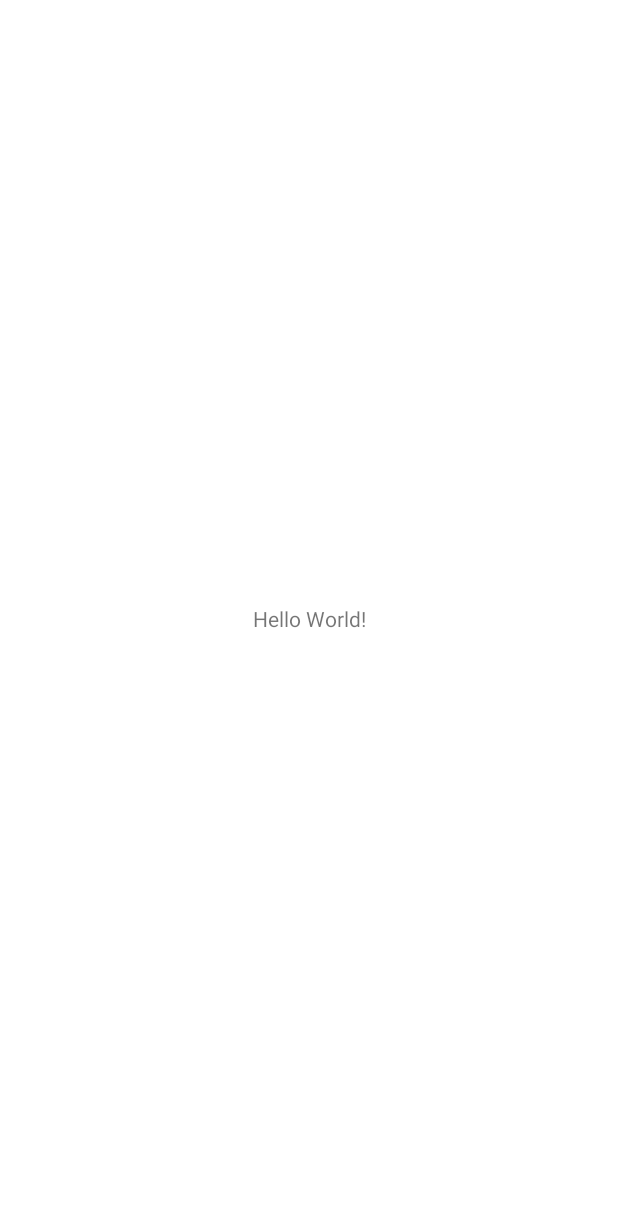
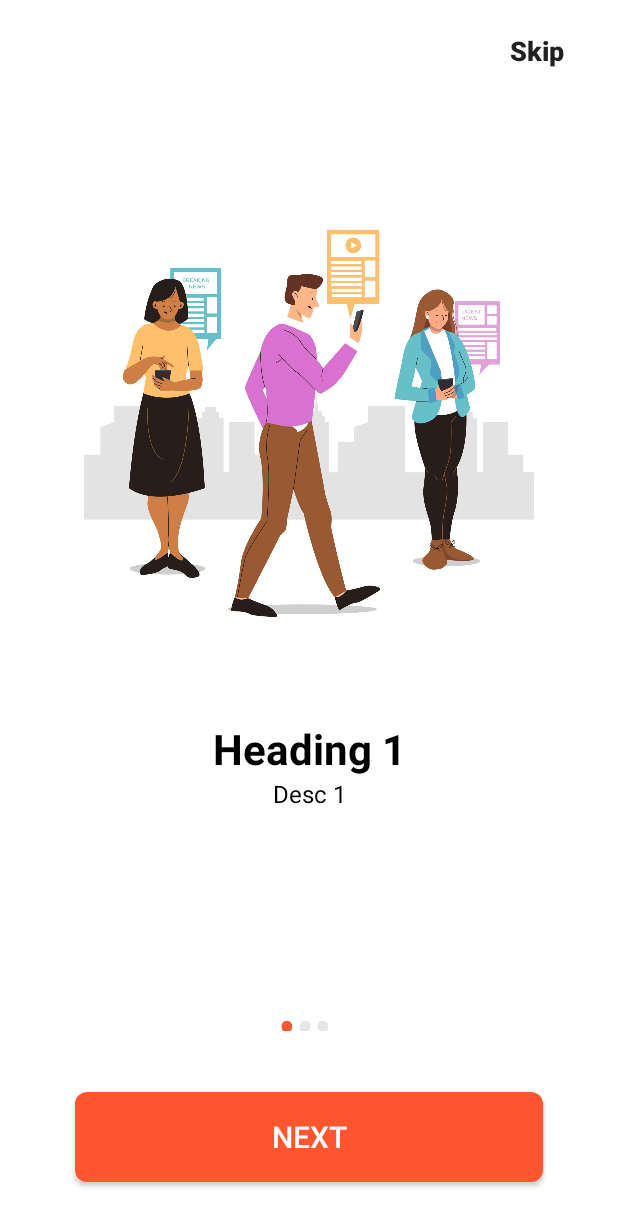
Before and after one commit to abhi-j/fortune_news_app, an Android app: the screen it shows after launch (MainActivity before the commit, SplashScreen after it), on a phone screen of 412 x 824 dp. Before the commit the part shown is almost empty. Shown: the top 1226 px of the screen. Run offline under Robolectric (Android 15) with nearby library versions, the phone set to English and light mode, and no system bars.

Commit message:
Basic splash complete

```diff
--- a/app/src/main/AndroidManifest.xml
+++ b/app/src/main/AndroidManifest.xml
@@ -11,6 +11,9 @@
         android:theme="@style/Theme.Fortune_news_app">
         <activity
             android:name=".MainActivity"
+            android:exported="false" />
+        <activity
+            android:name=".SplashScreen"
             android:exported="true">
             <intent-filter>
                 <action android:name="android.intent.action.MAIN" />
--- /dev/null
+++ b/app/src/main/java/com/example/fortune_news_app/Adapter/ViewPagerAdapter.java
@@ -0,0 +1,61 @@
+package com.example.fortune_news_app.Adapter;
+
+import android.content.Context;
+import android.view.LayoutInflater;
+import android.view.View;
+import android.view.ViewGroup;
+import android.widget.ImageView;
+import android.widget.LinearLayout;
+import android.widget.TextView;
+
+import androidx.annotation.NonNull;
+import androidx.viewpager.widget.PagerAdapter;
+
+import com.example.fortune_news_app.R;
+
+public class ViewPagerAdapter extends PagerAdapter {
+
+    Context context;
+
+    int[] images = {R.drawable.splash_image_2,R.drawable.splash_image_2,R.drawable.splash_image_3};
+
+    String[] headings = {"Heading 1", "Heading 2", "Heading 3"};
+
+    String[] descriptions = {"Desc 1", "Desc 2", "Desc 3"};
+
+    public ViewPagerAdapter(Context context) {
+        this.context = context;
+    }
+
+    @Override
+    public int getCount() {
+        return headings.length;
+    }
+
+    @Override
+    public boolean isViewFromObject(@NonNull View view, @NonNull Object object) {
+        return view == (LinearLayout) object;
+    }
+
+    @NonNull
+    @Override
+    public Object instantiateItem(@NonNull ViewGroup container, int position) {
+        LayoutInflater layoutInflater = (LayoutInflater) context.getSystemService(context.LAYOUT_INFLATER_SERVICE);
+        View view = layoutInflater.inflate(R.layout.splash_slider_layout,container,false);
+        ImageView slideTitleImage = (ImageView) view.findViewById(R.id.titleImage);
+        TextView slideHeading = (TextView) view.findViewById(R.id.texttitle);
+        TextView slideDescription = (TextView) view.findViewById(R.id.textdescription);
+
+        slideTitleImage.setImageResource(images[position]);
+        slideHeading.setText(headings[position]);
+        slideDescription.setText(descriptions[position]);
+        container.addView(view);
+
+        return view;
+    }
+
+    @Override
+    public void destroyItem(@NonNull ViewGroup container, int position, @NonNull Object object) {
+        container.removeView((LinearLayout) object);
+    }
+}
--- a/app/src/main/java/com/example/fortune_news_app/MainActivity.java
+++ b/app/src/main/java/com/example/fortune_news_app/MainActivity.java
@@ -2,6 +2,7 @@ package com.example.fortune_news_app;
 
 import androidx.appcompat.app.AppCompatActivity;
 
+import android.content.Intent;
 import android.os.Bundle;
 
 public class MainActivity extends AppCompatActivity {
@@ -9,7 +10,6 @@ public class MainActivity extends AppCompatActivity {
     protected void onCreate(Bundle savedInstanceState) {
         super.onCreate(savedInstanceState);
         setContentView(R.layout.activity_main);
-        getSupportActionBar().hide();
-        // yes hekki
+//        startActivity(new Intent(getApplicationContext(),SplashScreen.class));
     }
 }
--- /dev/null
+++ b/app/src/main/java/com/example/fortune_news_app/SplashScreen.java
@@ -0,0 +1,96 @@
+package com.example.fortune_news_app;
+
+import androidx.appcompat.app.AppCompatActivity;
+import androidx.appcompat.widget.AppCompatButton;
+import androidx.viewpager.widget.ViewPager;
+
+import android.content.Intent;
+import android.os.Bundle;
+import android.text.Html;
+import android.view.View;
+import android.widget.LinearLayout;
+import android.widget.TextView;
+
+import com.example.fortune_news_app.Adapter.ViewPagerAdapter;
+
+public class SplashScreen extends AppCompatActivity {
+    ViewPager viewPager;
+    LinearLayout mDotLayout;
+    AppCompatButton nxtbtn,skipbtn;
+
+    TextView[] dots;
+    ViewPagerAdapter viewPagerAdapter;
+    @Override
+    protected void onCreate(Bundle savedInstanceState) {
+        super.onCreate(savedInstanceState);
+        setContentView(R.layout.activity_splash_screen);
+        nxtbtn = findViewById(R.id.nxtbtn);
+        skipbtn = findViewById(R.id.skipbtn);
+
+        nxtbtn.setOnClickListener(new View.OnClickListener() {
+            @Override
+            public void onClick(View view) {
+                if(getItem(0) < 2) {
+                    viewPager.setCurrentItem(getItem(1),true);
+                } else {
+                    startActivity(new Intent(getApplicationContext(),MainActivity.class));
+                    finish();
+                }
+            }
+        });
+
+        skipbtn.setOnClickListener(new View.OnClickListener() {
+            @Override
+            public void onClick(View view) {
+                startActivity(new Intent(getApplicationContext(),MainActivity.class));
+                finish();
+            }
+        });
+
+        viewPager = findViewById(R.id.slideViewPager);
+        mDotLayout = findViewById(R.id.indicator_layout);
+
+        viewPagerAdapter = new ViewPagerAdapter(getApplicationContext());
+
+        viewPager.setAdapter(viewPagerAdapter);
+
+        setUpIndicator(0);
+        viewPager.addOnPageChangeListener(onPageChangeListener);
+    }
+
+    public void setUpIndicator(int position) {
+        dots = new TextView[3];
+        mDotLayout.removeAllViews();
+
+        for(int i = 0; i < dots.length; i++) {
+            dots[i] = new TextView(getApplicationContext());
+            dots[i].setText(Html.fromHtml("&#8226"));
+            dots[i].setTextSize(35);
+            dots[i].setTextColor(getResources().getColor(R.color.Inactive,getApplicationContext().getTheme()));
+            mDotLayout.addView(dots[i]);
+        }
+
+        dots[position].setTextColor(getResources().getColor(R.color.Active,getApplicationContext().getTheme()));
+    }
+
+    ViewPager.OnPageChangeListener onPageChangeListener = new ViewPager.OnPageChangeListener() {
+        @Override
+        public void onPageScrolled(int position, float positionOffset, int positionOffsetPixels) {
+
+        }
+
+        @Override
+        public void onPageSelected(int position) {
+            setUpIndicator(position);
+        }
+
+        @Override
+        public void onPageScrollStateChanged(int state) {
+
+        }
+    };
+
+    private int getItem(int i) {
+        return viewPager.getCurrentItem() + i;
+    }
+}
--- /dev/null
+++ b/app/src/main/res/drawable/button_design.xml
@@ -0,0 +1,10 @@
+<?xml version="1.0" encoding="utf-8"?>
+<shape xmlns:android="http://schemas.android.com/apk/res/android">
+        <corners
+            android:radius="8dp"
+            />
+
+    <solid
+        android:color="@color/appColor"
+        />
+</shape>
--- /dev/null
+++ b/app/src/main/res/layout/activity_splash_screen.xml
@@ -0,0 +1,62 @@
+<?xml version="1.0" encoding="utf-8"?>
+<androidx.constraintlayout.widget.ConstraintLayout xmlns:android="http://schemas.android.com/apk/res/android"
+    xmlns:app="http://schemas.android.com/apk/res-auto"
+    xmlns:tools="http://schemas.android.com/tools"
+    android:layout_width="match_parent"
+    android:layout_height="match_parent"
+    tools:context=".SplashScreen">
+    <androidx.appcompat.widget.AppCompatButton
+        android:id="@+id/skipbtn"
+        android:layout_width="wrap_content"
+        android:layout_height="wrap_content"
+        android:background="#00000000"
+        android:text="Skip"
+        android:textAllCaps="false"
+        android:layout_margin="10dp"
+        app:layout_constraintEnd_toEndOf="parent"
+        app:layout_constraintTop_toTopOf="parent"
+        android:textSize="18sp"
+        android:textStyle="bold"
+        tools:ignore="MissingConstraints" />
+
+
+    <androidx.viewpager.widget.ViewPager
+        android:id="@+id/slideViewPager"
+        android:layout_width="match_parent"
+        android:layout_height="match_parent"
+        app:layout_constraintTop_toTopOf="parent"
+        app:layout_constraintBottom_toBottomOf="parent"
+        app:layout_constraintLeft_toLeftOf="parent"
+        app:layout_constraintRight_toRightOf="parent"
+        android:layout_marginTop="120dp"
+        android:layout_marginBottom="200dp"
+        />
+
+    <androidx.appcompat.widget.AppCompatButton
+        android:id="@+id/nxtbtn"
+        android:layout_width="match_parent"
+        android:layout_height="60dp"
+        android:layout_marginHorizontal="50dp"
+        android:layout_marginBottom="36dp"
+        android:background="@drawable/button_design"
+        android:text="next"
+        android:textColor="@color/white"
+        android:textSize="20dp"
+        app:layout_constraintBottom_toBottomOf="parent"
+        app:layout_constraintEnd_toEndOf="parent"
+        app:layout_constraintStart_toStartOf="parent" />
+
+    <LinearLayout
+        android:id="@+id/indicator_layout"
+        android:layout_width="40dp"
+        android:layout_height="27dp"
+        android:orientation="horizontal"
+        app:layout_constraintBottom_toTopOf="@+id/nxtbtn"
+        app:layout_constraintEnd_toEndOf="parent"
+        app:layout_constraintHorizontal_bias="0.498"
+        app:layout_constraintStart_toStartOf="parent"
+        app:layout_constraintTop_toBottomOf="@+id/slideViewPager"
+        app:layout_constraintVertical_bias="0.473">
+
+    </LinearLayout>
+</androidx.constraintlayout.widget.ConstraintLayout>
--- /dev/null
+++ b/app/src/main/res/layout/splash_slider_layout.xml
@@ -0,0 +1,38 @@
+<?xml version="1.0" encoding="utf-8"?>
+<LinearLayout xmlns:android="http://schemas.android.com/apk/res/android"
+    android:layout_width="match_parent"
+    android:layout_height="match_parent"
+    xmlns:app="http://schemas.android.com/apk/res-auto"
+    android:orientation="vertical"
+    app:flow_horizontalAlign="center">
+
+    <ImageView
+        android:id="@+id/titleImage"
+        android:layout_width="match_parent"
+        android:layout_height="300dp"
+        android:layout_marginTop="10dp"
+        android:src="@drawable/splash_image_3"/>
+
+    <TextView
+        android:id="@+id/texttitle"
+        android:layout_width="match_parent"
+        android:layout_height="wrap_content"
+        android:layout_marginTop="50dp"
+        android:text="lorem ipsum ahrha hahr ahnea njr ahr"
+        android:textAlignment="center"
+        android:textColor="@color/black"
+        android:textStyle="bold"
+        android:textSize="28dp"/>
+
+    <TextView
+        android:id="@+id/textdescription"
+        android:layout_width="match_parent"
+        android:layout_height="wrap_content"
+        android:layout_marginHorizontal="30dp"
+        android:text="lorem ipsum ajjahdjakkdlal"
+        android:textAlignment="center"
+        android:textColor="@color/black"
+        android:textSize="16dp"/>
+
+
+</LinearLayout>
--- a/app/src/main/res/values-night/themes.xml
+++ b/app/src/main/res/values-night/themes.xml
@@ -1,6 +1,6 @@
 <resources xmlns:tools="http://schemas.android.com/tools">
     <!-- Base application theme. -->
-    <style name="Theme.Fortune_news_app" parent="Theme.MaterialComponents.DayNight.DarkActionBar">
+    <style name="Theme.Fortune_news_app" parent="Theme.MaterialComponents.DayNight.NoActionBar">
         <!-- Primary brand color. -->
         <item name="colorPrimary">@color/purple_200</item>
         <item name="colorPrimaryVariant">@color/purple_700</item>
--- a/app/src/main/res/values/colors.xml
+++ b/app/src/main/res/values/colors.xml
@@ -7,4 +7,7 @@
     <color name="teal_700">#FF018786</color>
     <color name="black">#FF000000</color>
     <color name="white">#FFFFFFFF</color>
+    <color name="appColor">#FF5630</color>
+    <color name="Inactive">#E6E6E6</color>
+    <color name="Active">#FF5630</color>
 </resources>
--- a/app/src/main/res/values/themes.xml
+++ b/app/src/main/res/values/themes.xml
@@ -1,9 +1,9 @@
 <resources xmlns:tools="http://schemas.android.com/tools">
     <!-- Base application theme. -->
-    <style name="Theme.Fortune_news_app" parent="Theme.MaterialComponents.DayNight.DarkActionBar">
+    <style name="Theme.Fortune_news_app" parent="Theme.MaterialComponents.DayNight.NoActionBar">
         <!-- Primary brand color. -->
-        <item name="colorPrimary">@color/purple_500</item>
-        <item name="colorPrimaryVariant">@color/purple_700</item>
+        <item name="colorPrimary">@color/appColor</item>
+        <item name="colorPrimaryVariant">@color/appColor</item>
         <item name="colorOnPrimary">@color/white</item>
         <!-- Secondary brand color. -->
         <item name="colorSecondary">@color/teal_200</item>
```
Also changed, not shown: app/src/main/res/drawable/splash_image_1.png (added), app/src/main/res/drawable/splash_image_2.png (added), app/src/main/res/drawable/splash_image_3.png (added).
